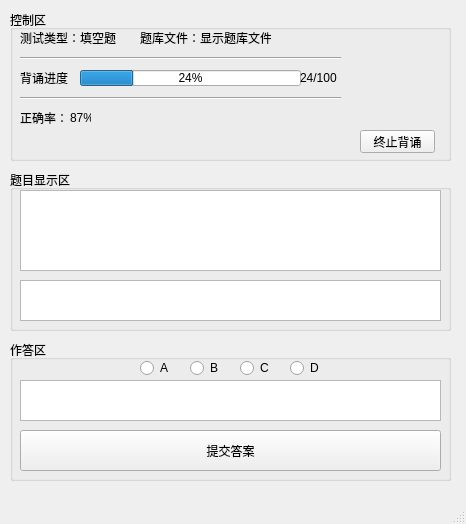
Above: forms_ui/testprocesswindow.ui from Chshy/WordsMemorizing before the change. Below: the same form after it.
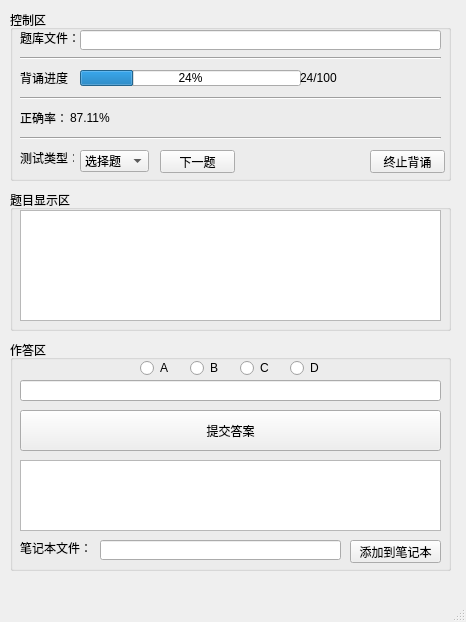
That is the form after the change.

The edit to the form file:
```diff
--- a/forms_ui/testprocesswindow.ui
+++ b/forms_ui/testprocesswindow.ui
@@ -7,7 +7,7 @@
     <x>0</x>
     <y>0</y>
     <width>466</width>
-    <height>524</height>
+    <height>622</height>
    </rect>
   </property>
   <property name="windowTitle">
@@ -18,37 +18,21 @@
     <property name="geometry">
      <rect>
       <x>10</x>
-      <y>170</y>
+      <y>190</y>
       <width>441</width>
-      <height>161</height>
+      <height>141</height>
      </rect>
     </property>
     <property name="title">
      <string>题目显示区</string>
     </property>
-    <widget class="QPlainTextEdit" name="plainTextEdit">
+    <widget class="QTextEdit" name="QuizDisplayEdit">
      <property name="geometry">
       <rect>
        <x>10</x>
        <y>20</y>
        <width>421</width>
-       <height>81</height>
-      </rect>
-     </property>
-     <property name="acceptDrops">
-      <bool>false</bool>
-     </property>
-     <property name="readOnly">
-      <bool>true</bool>
-     </property>
-    </widget>
-    <widget class="QPlainTextEdit" name="plainTextEdit_2">
-     <property name="geometry">
-      <rect>
-       <x>10</x>
-       <y>110</y>
-       <width>421</width>
-       <height>41</height>
+       <height>111</height>
       </rect>
      </property>
      <property name="acceptDrops">
@@ -65,7 +49,7 @@
       <x>10</x>
       <y>340</y>
       <width>441</width>
-      <height>141</height>
+      <height>231</height>
      </rect>
     </property>
     <property name="title">
@@ -75,7 +59,7 @@
      <property name="geometry">
       <rect>
        <x>10</x>
-       <y>90</y>
+       <y>70</y>
        <width>421</width>
        <height>41</height>
       </rect>
@@ -84,17 +68,7 @@
       <string>提交答案</string>
      </property>
     </widget>
-    <widget class="QTextEdit" name="textEdit">
-     <property name="geometry">
-      <rect>
-       <x>10</x>
-       <y>40</y>
-       <width>421</width>
-       <height>41</height>
-      </rect>
-     </property>
-    </widget>
-    <widget class="QRadioButton" name="radioButton">
+    <widget class="QRadioButton" name="radioButton_A">
      <property name="geometry">
       <rect>
        <x>130</x>
@@ -146,6 +120,45 @@
       <string>D</string>
      </property>
     </widget>
+    <widget class="QPushButton" name="AddToNoteButton">
+     <property name="geometry">
+      <rect>
+       <x>340</x>
+       <y>200</y>
+       <width>91</width>
+       <height>23</height>
+      </rect>
+     </property>
+     <property name="text">
+      <string>添加到笔记本</string>
+     </property>
+    </widget>
+    <widget class="QLineEdit" name="AnswerEdit">
+     <property name="geometry">
+      <rect>
+       <x>10</x>
+       <y>40</y>
+       <width>421</width>
+       <height>21</height>
+      </rect>
+     </property>
+    </widget>
+    <widget class="QTextEdit" name="ReslDisplayEdit">
+     <property name="geometry">
+      <rect>
+       <x>10</x>
+       <y>120</y>
+       <width>421</width>
+       <height>71</height>
+      </rect>
+     </property>
+     <property name="acceptDrops">
+      <bool>false</bool>
+     </property>
+     <property name="readOnly">
+      <bool>true</bool>
+     </property>
+    </widget>
    </widget>
    <widget class="QGroupBox" name="groupBox_3">
     <property name="geometry">
@@ -153,42 +166,16 @@
       <x>10</x>
       <y>10</y>
       <width>441</width>
-      <height>151</height>
+      <height>171</height>
      </rect>
     </property>
     <property name="title">
      <string>控制区</string>
     </property>
-    <widget class="QLabel" name="label">
-     <property name="geometry">
-      <rect>
-       <x>10</x>
-       <y>20</y>
-       <width>71</width>
-       <height>16</height>
-      </rect>
-     </property>
-     <property name="text">
-      <string>测试类型：</string>
-     </property>
-    </widget>
-    <widget class="QLabel" name="label_2">
-     <property name="geometry">
-      <rect>
-       <x>70</x>
-       <y>20</y>
-       <width>54</width>
-       <height>16</height>
-      </rect>
-     </property>
-     <property name="text">
-      <string>填空题</string>
-     </property>
-    </widget>
     <widget class="QLabel" name="label_3">
      <property name="geometry">
       <rect>
-       <x>130</x>
+       <x>10</x>
        <y>20</y>
        <width>61</width>
        <height>16</height>
@@ -198,20 +185,7 @@
       <string>题库文件：</string>
      </property>
     </widget>
-    <widget class="QLabel" name="label_4">
-     <property name="geometry">
-      <rect>
-       <x>190</x>
-       <y>20</y>
-       <width>71</width>
-       <height>16</height>
-      </rect>
-     </property>
-     <property name="text">
-      <string>显示题库文件</string>
-     </property>
-    </widget>
-    <widget class="QProgressBar" name="progressBar">
+    <widget class="QProgressBar" name="LibProgressBar">
      <property name="geometry">
       <rect>
        <x>70</x>
@@ -242,7 +216,7 @@
       <rect>
        <x>290</x>
        <y>60</y>
-       <width>54</width>
+       <width>71</width>
        <height>16</height>
       </rect>
      </property>
@@ -268,7 +242,7 @@
       <rect>
        <x>10</x>
        <y>40</y>
-       <width>321</width>
+       <width>421</width>
        <height>16</height>
       </rect>
      </property>
@@ -281,7 +255,7 @@
       <rect>
        <x>10</x>
        <y>80</y>
-       <width>321</width>
+       <width>421</width>
        <height>16</height>
       </rect>
      </property>
@@ -294,19 +268,19 @@
       <rect>
        <x>60</x>
        <y>100</y>
-       <width>21</width>
+       <width>51</width>
        <height>16</height>
       </rect>
      </property>
      <property name="text">
-      <string>87%</string>
+      <string>87.11%</string>
      </property>
     </widget>
     <widget class="QPushButton" name="pushButton_2">
      <property name="geometry">
       <rect>
-       <x>350</x>
-       <y>120</y>
+       <x>360</x>
+       <y>140</y>
        <width>75</width>
        <height>23</height>
       </rect>
@@ -315,6 +289,103 @@
       <string>终止背诵</string>
      </property>
     </widget>
+    <widget class="QLineEdit" name="LibDisplayLineEdit">
+     <property name="geometry">
+      <rect>
+       <x>70</x>
+       <y>20</y>
+       <width>361</width>
+       <height>20</height>
+      </rect>
+     </property>
+    </widget>
+    <widget class="QPushButton" name="NextQuizButton">
+     <property name="geometry">
+      <rect>
+       <x>150</x>
+       <y>140</y>
+       <width>75</width>
+       <height>23</height>
+      </rect>
+     </property>
+     <property name="text">
+      <string>下一题</string>
+     </property>
+    </widget>
+    <widget class="QComboBox" name="QuizTypeComboBox">
+     <property name="geometry">
+      <rect>
+       <x>70</x>
+       <y>140</y>
+       <width>69</width>
+       <height>22</height>
+      </rect>
+     </property>
+     <item>
+      <property name="text">
+       <string>选择题</string>
+      </property>
+     </item>
+     <item>
+      <property name="text">
+       <string>填空题</string>
+      </property>
+     </item>
+     <item>
+      <property name="text">
+       <string>所有</string>
+      </property>
+     </item>
+    </widget>
+    <widget class="Line" name="line_3">
+     <property name="geometry">
+      <rect>
+       <x>10</x>
+       <y>120</y>
+       <width>421</width>
+       <height>16</height>
+      </rect>
+     </property>
+     <property name="orientation">
+      <enum>Qt::Horizontal</enum>
+     </property>
+    </widget>
+    <widget class="QLabel" name="label_9">
+     <property name="geometry">
+      <rect>
+       <x>10</x>
+       <y>140</y>
+       <width>54</width>
+       <height>16</height>
+      </rect>
+     </property>
+     <property name="text">
+      <string>测试类型：</string>
+     </property>
+    </widget>
+   </widget>
+   <widget class="QLabel" name="label_4">
+    <property name="geometry">
+     <rect>
+      <x>20</x>
+      <y>540</y>
+      <width>71</width>
+      <height>16</height>
+     </rect>
+    </property>
+    <property name="text">
+     <string>笔记本文件：</string>
+    </property>
+   </widget>
+   <widget class="QLineEdit" name="NoteDisplayLineEdit">
+    <property name="geometry">
+     <rect>
+      <x>100</x>
+      <y>540</y>
+      <width>241</width>
+      <height>20</height>
+     </rect>
+    </property>
    </widget>
   </widget>
   <widget class="QMenuBar" name="menubar">
```
Left out of the diff: 12 changed lines with no effect on the pictures.
